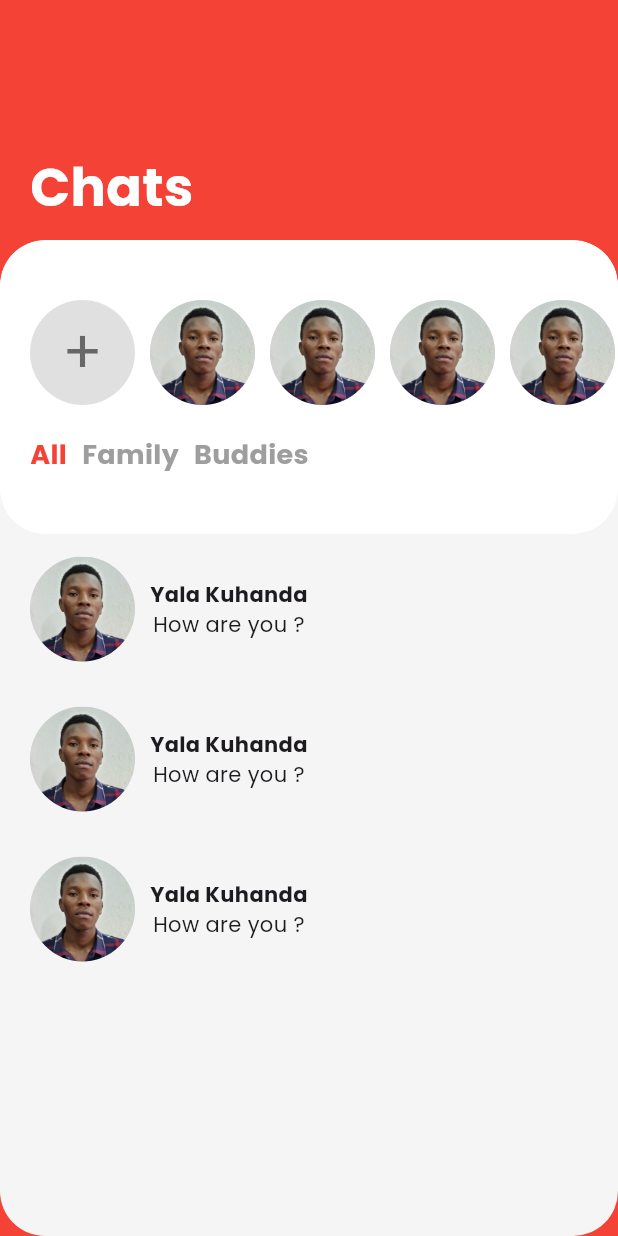
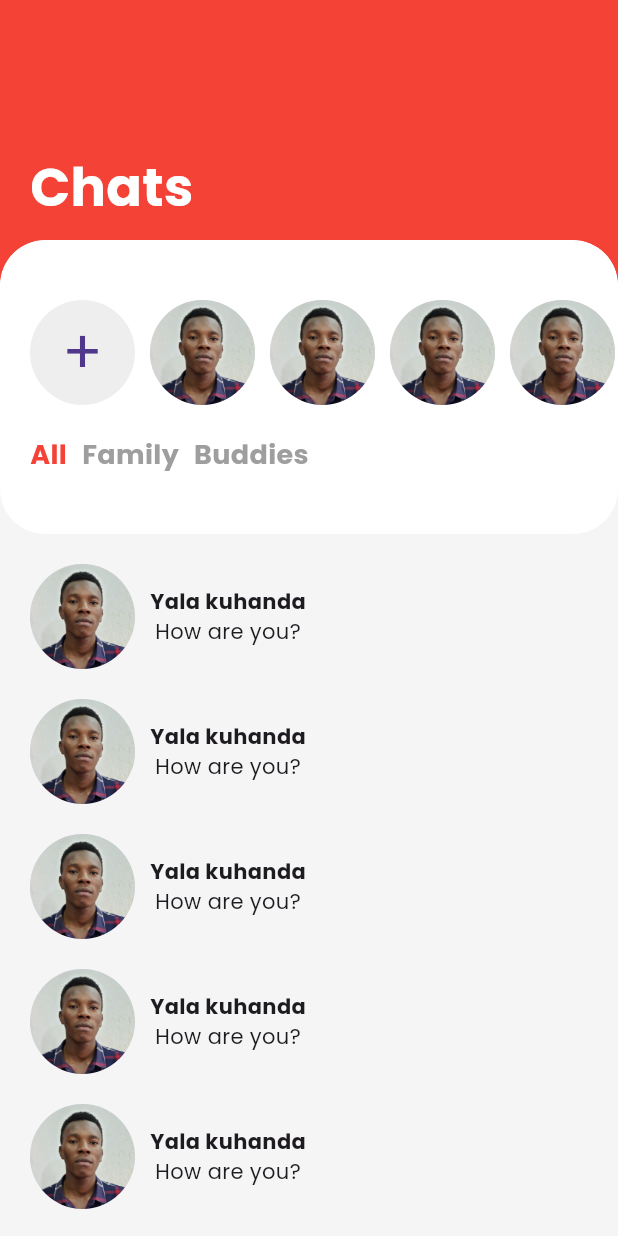
Before and after one commit to Optimus-ged/youtube-flutter-tutorials, a Flutter app: the screen it shows after launch, on a phone screen of 412 x 824 dp. Run offline on Flutter 3.47's test engine with Material 2 defaults, Android fonts, the phone set to English and light mode, and no system bars.

Commit message:
last commit for chat tutorial

```diff
--- a/lib/main.dart
+++ b/lib/main.dart
@@ -1,10 +1,7 @@
 import 'package:flutter/material.dart';
-
 import 'pages/chat_page.dart';
 
-void main() {
-  runApp(const MyApp());
-}
+void main() => runApp(const MyApp());
 
 class MyApp extends StatelessWidget {
   const MyApp({super.key});
@@ -13,9 +10,8 @@ class MyApp extends StatelessWidget {
   Widget build(BuildContext context) {
     return MaterialApp(
       debugShowCheckedModeBanner: false,
-      theme: ThemeData(useMaterial3: true, fontFamily: "Poppins"),
+      theme: ThemeData(fontFamily: "Poppins", useMaterial3: true),
       home: const ChatPage(),
-      //
     );
   }
 }
--- a/lib/pages/chat_page.dart
+++ b/lib/pages/chat_page.dart
@@ -1,5 +1,5 @@
 import 'package:flutter/material.dart';
-import 'conversation_page.dart';
+import 'conversations_page.dart';
 
 class ChatPage extends StatelessWidget {
   const ChatPage({super.key});
@@ -12,24 +12,25 @@ class ChatPage extends StatelessWidget {
         child: Column(
           crossAxisAlignment: CrossAxisAlignment.start,
           children: [
-            Container(
-              padding: const EdgeInsets.only(
-                left: 20,
-                top: 100,
-                bottom: 10,
-              ),
-              child: const Text(
+            // chat text area
+            const Padding(
+              padding: EdgeInsets.only(left: 20, top: 100, bottom: 10),
+              child: Text(
                 "Chats",
                 style: TextStyle(
+                  color: Colors.white,
+                  fontWeight: FontWeight.bold,
                   fontSize: 35,
-                  fontWeight: FontWeight.bold,
-                  color: Colors.white,
                 ),
               ),
             ),
+
+            // conversations area
             Expanded(
               child: ClipRRect(
-                borderRadius: BorderRadius.circular(30),
+                borderRadius: const BorderRadius.vertical(
+                  top: Radius.circular(30),
+                ),
                 child: Container(
                   decoration: BoxDecoration(
                     color: Colors.grey[100],
@@ -38,139 +39,13 @@ class ChatPage extends StatelessWidget {
                     ),
                   ),
                   child: ListView.builder(
-                    padding: const EdgeInsets.only(bottom: 100),
-                    itemCount: 4,
+                    itemCount: 20,
+                    padding: EdgeInsets.zero,
                     itemBuilder: (context, index) {
                       if (index == 0) {
-                        return ClipRRect(
-                          borderRadius: BorderRadius.circular(30),
-                          child: Container(
-                            padding: const EdgeInsets.symmetric(vertical: 40),
-                            decoration: BoxDecoration(
-                              color: Colors.white,
-                              borderRadius: BorderRadius.circular(30),
-                            ),
-                            child: Column(
-                              children: [
-                                SizedBox(
-                                  width: double.maxFinite,
-                                  child: SingleChildScrollView(
-                                    padding: const EdgeInsets.only(
-                                        left: 20, right: 100),
-                                    scrollDirection: Axis.horizontal,
-                                    child: Row(
-                                      children: List.generate(
-                                        10,
-                                        (index) {
-                                          if (index == 0) {
-                                            return Padding(
-                                              padding: const EdgeInsets.only(
-                                                  right: 10),
-                                              child: CircleAvatar(
-                                                radius: 35,
-                                                backgroundColor:
-                                                    Colors.grey[300]!,
-                                                child: const Text(
-                                                  "+",
-                                                  style: TextStyle(
-                                                    fontSize: 40,
-                                                    color: Colors.black54,
-                                                  ),
-                                                ),
-                                              ),
-                                            );
-                                          }
-                                          return const Padding(
-                                            padding: EdgeInsets.only(right: 10),
-                                            child: CircleAvatar(
-                                              radius: 35,
-                                              backgroundImage: AssetImage(
-                                                "assets/images/yala.jpg",
-                                              ),
-                                            ),
-                                          );
-                                        },
-                                      ),
-                                    ),
-                                  ),
-                                ),
-                                const SizedBox(height: 20),
-                                const Padding(
-                                  padding: EdgeInsets.only(left: 20),
-                                  child: Row(
-                                    children: [
-                                      Text(
-                                        "All",
-                                        style: TextStyle(
-                                          fontSize: 18,
-                                          fontWeight: FontWeight.bold,
-                                          color: Colors.red,
-                                        ),
-                                      ),
-                                      SizedBox(width: 10),
-                                      Text(
-                                        "Family",
-                                        style: TextStyle(
-                                          fontSize: 18,
-                                          fontWeight: FontWeight.bold,
-                                          color: Colors.grey,
-                                        ),
-                                      ),
-                                      SizedBox(width: 10),
-                                      Text(
-                                        "Buddies",
-                                        style: TextStyle(
-                                          fontSize: 18,
-                                          fontWeight: FontWeight.bold,
-                                          color: Colors.grey,
-                                        ),
-                                      ),
-                                    ],
-                                  ),
-                                )
-                              ],
-                            ),
-                          ),
-                        );
+                        return _myContacts();
                       }
-                      return GestureDetector(
-                        onTap: () {
-                          Navigator.of(context).push(
-                            MaterialPageRoute(
-                              builder: (context) => const ConversationPage(),
-                            ),
-                          );
-                        },
-                        child: const Padding(
-                          padding: EdgeInsets.symmetric(horizontal: 20),
-                          child: SizedBox(
-                            height: 100,
-                            child: Row(
-                              children: [
-                                CircleAvatar(
-                                  radius: 35,
-                                  backgroundImage: AssetImage(
-                                    "assets/images/yala.jpg",
-                                  ),
-                                ),
-                                SizedBox(width: 10),
-                                Column(
-                                  mainAxisAlignment: MainAxisAlignment.center,
-                                  children: [
-                                    Text(
-                                      "Yala Kuhanda",
-                                      style: TextStyle(
-                                        fontWeight: FontWeight.bold,
-                                      ),
-                                    ),
-                                    Text("How are you ?")
-                                  ],
-                                )
-                              ],
-                            ),
-                          ),
-                        ),
-                      );
+                      return _customConversationItem(context);
                     },
                   ),
                 ),
@@ -181,4 +56,127 @@ class ChatPage extends StatelessWidget {
       ),
     );
   }
+
+  _customConversationItem(context) {
+    return GestureDetector(
+      onTap: () {
+        Navigator.of(context).push(MaterialPageRoute(
+          builder: (context) => const ConversationPage(),
+        ));
+      },
+      child: const Padding(
+        padding: EdgeInsets.only(left: 20, right: 20, bottom: 20),
+        child: SizedBox(
+          child: Row(
+            children: [
+              CircleAvatar(
+                radius: 35,
+                backgroundImage: AssetImage("assets/images/yala.jpg"),
+              ),
+              SizedBox(width: 10),
+              Column(
+                children: [
+                  Text(
+                    "Yala kuhanda",
+                    style: TextStyle(
+                      fontWeight: FontWeight.bold,
+                    ),
+                  ),
+                  Text("How are you?")
+                ],
+              ),
+            ],
+          ),
+        ),
+      ),
+    );
+  }
+
+  _myContacts() {
+    return Container(
+      padding: const EdgeInsets.symmetric(vertical: 40),
+      margin: const EdgeInsets.only(bottom: 20),
+      decoration: BoxDecoration(
+        color: Colors.white,
+        borderRadius: BorderRadius.circular(30),
+      ),
+      child: Column(
+        children: [
+          // people images area
+          SizedBox(
+            width: double.maxFinite,
+            child: SingleChildScrollView(
+              scrollDirection: Axis.horizontal,
+              padding: const EdgeInsets.symmetric(horizontal: 20),
+              child: Row(
+                children: List.generate(
+                  10,
+                  (index) {
+                    if (index == 0) {
+                      return Padding(
+                        padding: const EdgeInsets.only(right: 10),
+                        child: CircleAvatar(
+                          radius: 35,
+                          backgroundColor: Colors.grey[200],
+                          child: const Text(
+                            "+",
+                            style: TextStyle(
+                              fontSize: 40,
+                            ),
+                          ),
+                        ),
+                      );
+                    }
+
+                    return const Padding(
+                      padding: EdgeInsets.only(right: 10),
+                      child: CircleAvatar(
+                        radius: 35,
+                        backgroundImage: AssetImage("assets/images/yala.jpg"),
+                      ),
+                    );
+                  },
+                ),
+              ),
+            ),
+          ),
+          const SizedBox(height: 20),
+          // titles area
+          const Padding(
+            padding: EdgeInsets.only(left: 20),
+            child: Row(
+              children: [
+                Text(
+                  "All",
+                  style: TextStyle(
+                    fontWeight: FontWeight.bold,
+                    color: Colors.red,
+                    fontSize: 18,
+                  ),
+                ),
+                SizedBox(width: 10),
+                Text(
+                  "Family",
+                  style: TextStyle(
+                    fontWeight: FontWeight.bold,
+                    color: Colors.grey,
+                    fontSize: 18,
+                  ),
+                ),
+                SizedBox(width: 10),
+                Text(
+                  "Buddies",
+                  style: TextStyle(
+                    fontWeight: FontWeight.bold,
+                    color: Colors.grey,
+                    fontSize: 18,
+                  ),
+                ),
+              ],
+            ),
+          )
+        ],
+      ),
+    );
+  }
 }
--- a/pubspec.yaml
+++ b/pubspec.yaml
@@ -12,6 +12,10 @@ dependencies:
     sdk: flutter
 
   cupertino_icons: ^1.0.2
+  flutter_bloc: ^8.1.3
+  bloc: ^8.1.2
+  equatable: ^2.0.5
+  dio: ^5.3.0
 
 dev_dependencies:
   flutter_test:
```
Also changed, not shown: lib/pages/conversation_page.dart (deleted, +0 -215 lines), lib/pages/conversations_page.dart (added, +197 -0 lines), pubspec.lock.
